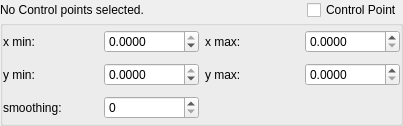
Old version of the form Gui/GuiComponents/ControlPointView.ui in the repository DrBenEvans/AerOptGUI.
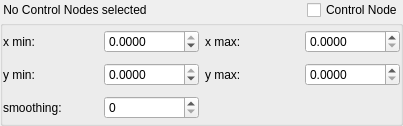
New version of the form.

Commit message: Control Point -> Control Node text changes

```diff
--- a/Gui/GuiComponents/ControlPointView.ui
+++ b/Gui/GuiComponents/ControlPointView.ui
@@ -61,14 +61,14 @@
         </size>
        </property>
        <property name="text">
-        <string>No Control points selected.</string>
+        <string> No Control Nodes selected</string>
        </property>
       </widget>
      </item>
      <item>
       <widget class="QCheckBox" name="controlPointCheckBox">
        <property name="text">
-        <string>Control Point</string>
+        <string>Control Node</string>
        </property>
       </widget>
      </item>
```
The commit also changes 9 other files.
